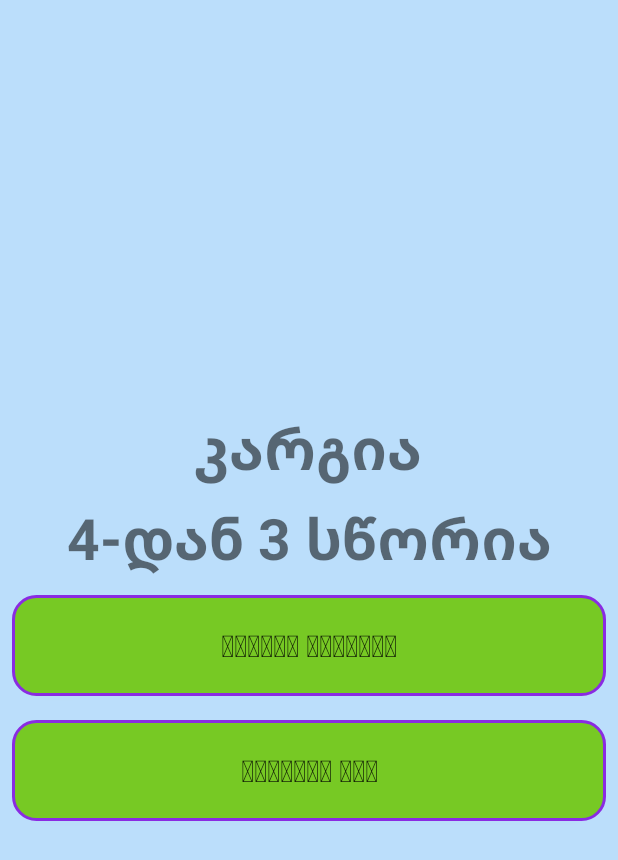
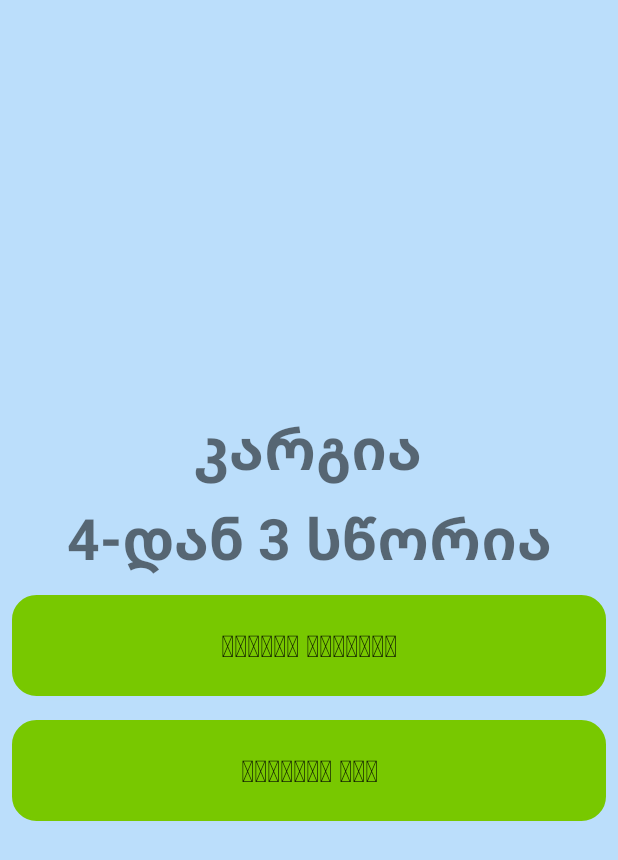
Before and after one commit to hubua/Beboena, an Android app: the layout fragment_result.xml on its own in the app's theme, with its tools: preview values and no code run, on a phone screen of 412 x 824 dp. Shown: the top 860 px of the screen. Run offline under Robolectric (Android 15) with nearby library versions, the phone set to English and light mode, and no system bars; network calls fail.

Commit message:
Develop UI

```diff
--- a/app/src/main/res/drawable/btn_background_rounded.xml
+++ b/app/src/main/res/drawable/btn_background_rounded.xml
@@ -3,28 +3,28 @@
 
 
     <!-- Disabled -->
-    <item android:state_enabled="false">
+    <item android:state_enabled="false" >
         <shape android:shape="rectangle">
-            <solid android:color="#4877C924"/>
-            <stroke android:width="2dp" android:color="#8A2BE2" />
+            <solid android:color="#E5E5E5"/>
+            <stroke android:width="2dp" android:color="#E0E0E0" />
             <corners android:radius="15dp" />
         </shape>
-    </item>
+   </item>
 
     <!-- Pressed -->
     <item android:state_pressed="true">
         <shape android:shape="rectangle">
-            <solid android:color="#77c924"/>
-            <stroke android:width="2dp" android:color="#8A2BE2" />
+            <solid android:color="#84DC00"/>
+            <stroke android:width="2dp" android:color="#84DC00" />
             <corners android:radius="15dp" />
         </shape>
     </item>
 
     <!-- Default -->
     <item>
-        <shape android:shape="rectangle">
-            <solid android:color="#77c924"/>
-            <stroke android:width="2dp" android:color="#8A2BE2" />
+        <shape android:shape="rectangle" >
+            <solid android:color="#78C800"/>
+            <stroke android:width="2dp" android:color="#78C800" />
             <corners android:radius="15dp" />
         </shape>
     </item>
```
